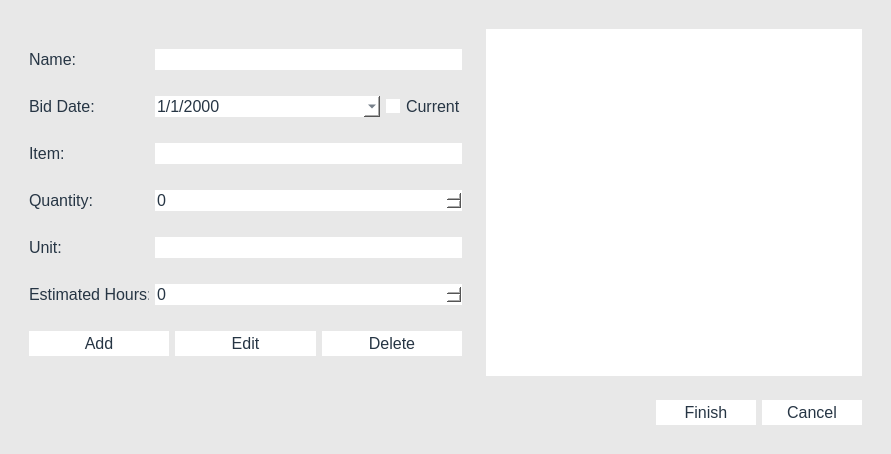
The window that Source/Time-Track/projecteditform.ui (joshuawootonn/time-track) describes before a commit, drawn with Qt 5.
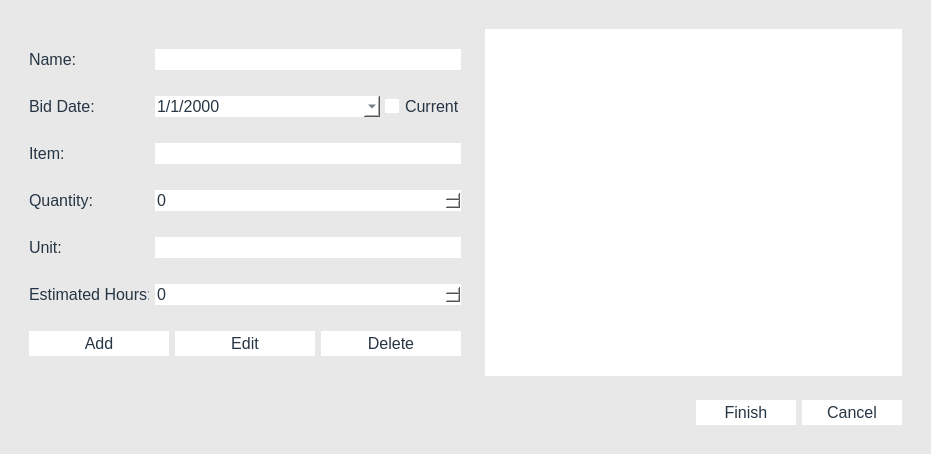
The same window after the commit.

```diff
--- a/Source/Time-Track/projecteditform.ui
+++ b/Source/Time-Track/projecteditform.ui
@@ -6,7 +6,7 @@
    <rect>
     <x>0</x>
     <y>0</y>
-    <width>891</width>
+    <width>931</width>
     <height>454</height>
    </rect>
   </property>
@@ -148,6 +148,12 @@
        <layout class="QHBoxLayout" name="horizontalLayout_5">
         <item>
          <widget class="QWidget" name="verticalWidget_2" native="true">
+          <property name="maximumSize">
+           <size>
+            <width>450</width>
+            <height>16777215</height>
+           </size>
+          </property>
           <layout class="QVBoxLayout" name="left">
            <item>
             <layout class="QHBoxLayout" name="horizontalLayout">
@@ -365,6 +371,9 @@
                  <height>0</height>
                 </size>
                </property>
+               <property name="maximum">
+                <number>100000</number>
+               </property>
               </widget>
              </item>
             </layout>
```
